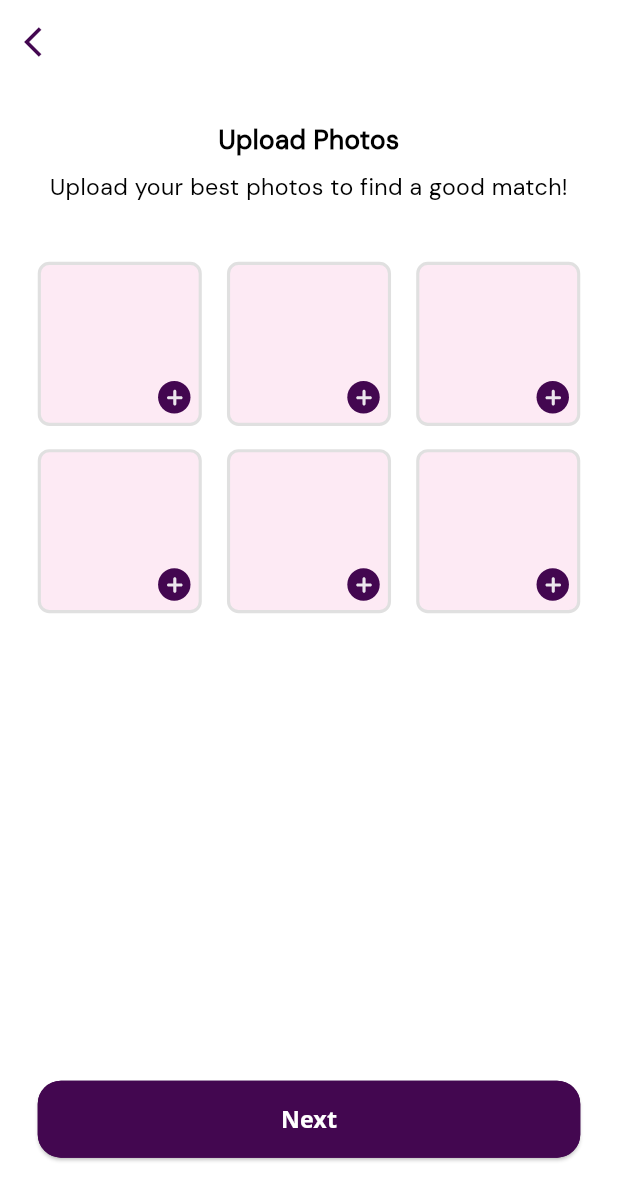
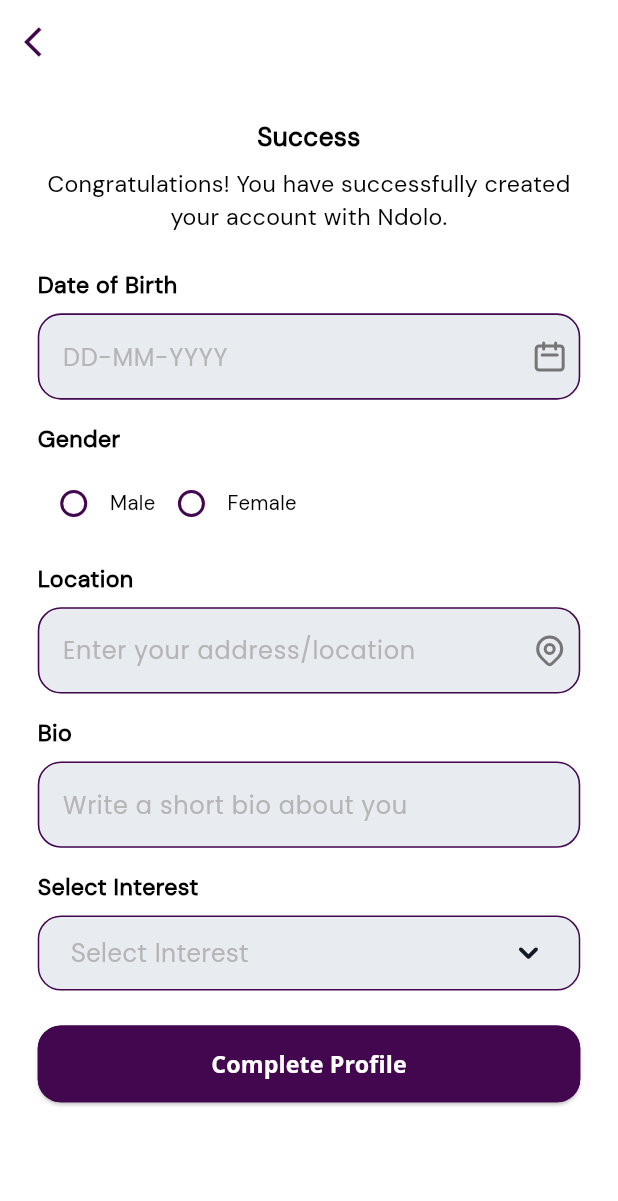
Before and after one commit to sparktechagency/Ndolo-Dataing-App, a Flutter app: the UploadPhotosScreen screen opened by its route, after a tap on "Next", on a phone screen of 412 x 824 dp. Shown: the top 1201 px of the screen. Run offline on Flutter 3.47's test engine with Material 3 defaults, Android fonts, the phone set to English and light mode, and no system bars; our stand-ins replace country_picker, flutter_screenutil, flutter_spinkit, flutter_svg, get, image_picker and 4 more; missing offline and left inert: dart:ffi, mime_type; accounts and stored records are empty; Roboto replaces fonts that are missing (Open Sans).

Commit message:
Complete Profile Screen Done

```diff
--- a/lib/helpers/route.dart
+++ b/lib/helpers/route.dart
@@ -1,4 +1,5 @@
 import 'package:get/get.dart';
+import '../views/screen/Auth/CompleteProfile/complete_profile_screen.dart';
 import '../views/screen/Auth/ForgotPass/forgot_password_screen.dart';
 import '../views/screen/Auth/OTPScreen/otp_screen.dart';
 import '../views/screen/Auth/ResetPass/reset_password_screen.dart';
@@ -20,6 +21,7 @@ class AppRoutes{
   static String otpScreen="/otp_screen";
   static String resetPasswordScreen="/reset_password_screen";
   static String uploadPhotosScreen="/upload_photos_screen";
+  static String completeProfileScreen="/complete-profile_screen";
   static String homeScreen="/home_screen";
   static String profileScreen="/profile_screen";
   static String categoriesScreen="/categories_screen";
@@ -33,6 +35,7 @@ class AppRoutes{
    GetPage(name:otpScreen, page: ()=> const OtpScreen()),
    GetPage(name:resetPasswordScreen, page: ()=> const ResetPasswordScreen()),
    GetPage(name:uploadPhotosScreen, page: ()=> const UploadPhotosScreen()),
+   GetPage(name:completeProfileScreen, page: ()=> const CompleteProfileScreen()),
    GetPage(name:homeScreen, page: ()=>const HomeScreen(),transition:Transition.noTransition),
     GetPage(name:categoriesScreen, page: ()=>const CategoriesScreen(),transition:Transition.noTransition),
     GetPage(name:profileScreen, page: ()=>const ProfileScreen(),transition: Transition.noTransition),
--- a/lib/main.dart
+++ b/lib/main.dart
@@ -46,7 +46,7 @@ class MyApp extends StatelessWidget {
                     AppConstants.languages[0].countryCode),
                 transitionDuration: const Duration(milliseconds: 500),
                 getPages: AppRoutes.page,
-                initialRoute: AppRoutes.uploadPhotosScreen,
+                initialRoute: AppRoutes.splashScreen,
               );
             });
       });
--- a/lib/utils/app_icons.dart
+++ b/lib/utils/app_icons.dart
@@ -13,12 +13,14 @@ class AppIcons{
   static String eyeOffIcon="$baseUrl/eye-off.svg";
   static String cardIcon="$baseUrl/credit-card.svg";
   static String personalIcon="$baseUrl/parsong_icon-card.svg";
-  static String calenderIcon="$baseUrl/calender-card.svg";
+  static String calenderIcon="$baseUrl/calender.svg";
   static String appLogo="$baseUrl/Logo.svg";
   static String email="$baseUrl/email.svg";
   static String lock="$baseUrl/lock.svg";
   static String user="$baseUrl/user.svg";
   static String cancel="$baseUrl/cancel.svg";
   static String add="$baseUrl/add.svg";
+  static String location="$baseUrl/location.svg";
+  static String downArrow="$baseUrl/downArrow.svg";
 
 }
--- /dev/null
+++ b/lib/views/screen/Auth/CompleteProfile/complete_profile_screen.dart
@@ -0,0 +1,302 @@
+import 'package:flutter/material.dart';
+import 'package:flutter_screenutil/flutter_screenutil.dart';
+import 'package:flutter_svg/svg.dart';
+import 'package:get/get.dart';
+import 'package:ndolo_dating/utils/app_colors.dart';
+import 'package:ndolo_dating/utils/app_icons.dart';
+import 'package:ndolo_dating/views/base/custom_button.dart';
+import 'package:ndolo_dating/views/base/custom_text_field.dart';
+import '../../../../helpers/route.dart';
+import '../../../../utils/app_strings.dart';
+import '../../../base/custom_app_bar.dart';
+import '../../../base/custom_text.dart';
+
+class CompleteProfileScreen extends StatefulWidget {
+  const CompleteProfileScreen({super.key});
+
+  @override
+  State<CompleteProfileScreen> createState() => _CompleteProfileScreenState();
+}
+
+class _CompleteProfileScreenState extends State<CompleteProfileScreen> {
+  final TextEditingController _birthDateCTRL = TextEditingController();
+  final TextEditingController _locationCTRL = TextEditingController();
+  final TextEditingController _bioCTRL = TextEditingController();
+  final GlobalKey<FormState> _formKey = GlobalKey<FormState>();
+  String? selectedGender;
+  String? selectedInterest;
+  List<String> interestList = [
+    'Movie',
+    'Snooker',
+    'Book Reading',
+    'Swimming',
+    'Design',
+    'Photography',
+    'Music',
+    'Shopping',
+    'Cooking',
+    'Art',
+  ];
+
+  @override
+  Widget build(BuildContext context) {
+    return Scaffold(
+      appBar: CustomAppBar(title: ''),
+      body: SingleChildScrollView(
+        child: Padding(
+          padding: EdgeInsets.symmetric(horizontal: 24.w, vertical: 24.h),
+          child: Form(
+            key: _formKey,
+            child: Column(
+              crossAxisAlignment: CrossAxisAlignment.start,
+              children: [
+                Center(
+                  child: CustomText(
+                    text: AppStrings.success.tr,
+                    fontWeight: FontWeight.w700,
+                    fontSize: 18.sp,
+                    bottom: 8.h,
+                  ),
+                ),
+                Center(
+                  child: CustomText(
+                    text: AppStrings.congratulationsYouHaveSuccessfully.tr,
+                    fontSize: 16.sp,
+                    maxLine: 2,
+                  ),
+                ),
+                SizedBox(height: 24.h),
+                //==========================> Date OF Birth Date Text Field <======================
+                CustomText(
+                  text: AppStrings.dateOfBirth.tr,
+                  fontWeight: FontWeight.bold,
+                  fontSize: 16.sp,
+                  bottom: 8.h,
+                ),
+                CustomTextField(
+                  onTab: () {
+                    _pickBirthDate(context);
+                  },
+                  readOnly: true,
+                  controller: _birthDateCTRL,
+                  hintText: 'DD-MM-YYYY',
+                  suffixIcons: Padding(
+                      padding: EdgeInsets.symmetric(horizontal: 8.w),
+                      child: SvgPicture.asset(AppIcons.calenderIcon)),
+                  validator: (value) {
+                    if (value == null || value.isEmpty) {
+                      return "Please select a date";
+                    }
+                    return null;
+                  },
+                ),
+                SizedBox(height: 16.h),
+                //=============================> Gender Selection <==============================
+                CustomText(
+                  text: AppStrings.gender.tr,
+                  fontWeight: FontWeight.bold,
+                  fontSize: 16.sp,
+                  bottom: 8.h,
+                ),
+                _genderRadioButton(),
+                SizedBox(height: 16.h),
+                //==========================> Location Text Field <======================
+                CustomText(
+                  text: AppStrings.location.tr,
+                  fontWeight: FontWeight.bold,
+                  fontSize: 16.sp,
+                  bottom: 8.h,
+                ),
+                CustomTextField(
+                  controller: _locationCTRL,
+                  hintText: AppStrings.enterYourAddress.tr,
+                  suffixIcons: Padding(
+                      padding: EdgeInsets.symmetric(horizontal: 8.w),
+                      child: SvgPicture.asset(AppIcons.location)),
+                  validator: (value) {
+                    if (value == null || value.isEmpty) {
+                      return "Please enter your address";
+                    }
+                    return null;
+                  },
+                ),
+                SizedBox(height: 16.h),
+                //==========================> Bio Text Field <======================
+                CustomText(
+                  text: AppStrings.bio.tr,
+                  fontWeight: FontWeight.bold,
+                  fontSize: 16.sp,
+                  bottom: 8.h,
+                ),
+                CustomTextField(
+                  controller: _bioCTRL,
+                  hintText: AppStrings.writeShortBio.tr,
+                  validator: (value) {
+                    if (value == null || value.isEmpty) {
+                      return "Please enter your bio";
+                    }
+                    return null;
+                  },
+                ),
+                SizedBox(height: 16.h),
+                //==========================> Interest Dropdown <====================
+                CustomText(
+                  text: AppStrings.selectInterest.tr,
+                  fontWeight: FontWeight.bold,
+                  fontSize: 16.sp,
+                  bottom: 8.h,
+                ),
+                _interestDropDown(),
+                //=========================> Complete Profile Button <================
+                SizedBox(height: 24.h),
+                CustomButton(
+                    onTap: () {
+                      if (_formKey.currentState!.validate()) {
+                        Get.offAllNamed(AppRoutes.signInScreen);
+                      }
+                    },
+                    text: AppStrings.completeProfile.tr)
+              ],
+            ),
+          ),
+        ),
+      ),
+    );
+  }
+
+  //=========================> Gender Radio Button <================
+  _genderRadioButton() {
+    return Row(
+      children: [
+        InkWell(
+          onTap: () => setState(() {
+            selectedGender = 'Male';
+          }),
+          child: Row(
+            children: [
+              Radio<String>(
+                value: 'Male',
+                groupValue: selectedGender,
+                onChanged: (value) {
+                  setState(() {
+                    selectedGender = value;
+                  });
+                },
+                fillColor: MaterialStateProperty.resolveWith<Color>((states) {
+                  if (states.contains(MaterialState.selected)) {
+                    return Colors.deepPurple;
+                  }
+                  return AppColors.primaryColor;
+                }),
+              ),
+              CustomText(
+                text: AppStrings.male.tr,
+                fontSize: 14.sp,
+              ),
+            ],
+          ),
+        ),
+        InkWell(
+          onTap: () => setState(() {
+            selectedGender = 'Female';
+          }),
+          child: Row(
+            children: [
+              Radio<String>(
+                value: 'Female',
+                groupValue: selectedGender,
+                onChanged: (value) {
+                  setState(() {
+                    selectedGender = value;
+                  });
+                },
+                fillColor: MaterialStateProperty.resolveWith<Color>((states) {
+                  if (states.contains(MaterialState.selected)) {
+                    return Colors.deepPurple;
+                  }
+                  return AppColors.primaryColor;
+                }),
+              ),
+              CustomText(
+                text: AppStrings.female.tr,
+                fontSize: 14.sp,
+              ),
+            ],
+          ),
+        ),
+      ],
+    );
+  }
+
+  //=========================> Interest Drop Down Button <================
+  _interestDropDown() {
+    return Container(
+      padding: EdgeInsets.symmetric(horizontal: 20.w),
+      decoration: BoxDecoration(
+        color: AppColors.fillColor,
+        borderRadius: BorderRadius.circular(16.r),
+        border: Border.all(color: AppColors.primaryColor, width: 1),
+      ),
+      child: DropdownButtonHideUnderline(
+        child: DropdownButton<String>(
+          value: selectedInterest,
+          dropdownColor: AppColors.fillColor,
+          menuWidth: 265.w,
+          borderRadius: BorderRadius.circular(16.r),
+          hint: CustomText(
+            text: AppStrings.selectInterest.tr,
+            color: AppColors.greyColor,
+            fontSize: 18.sp,
+          ),
+          icon: SvgPicture.asset(
+            AppIcons.downArrow,
+            width: 24.w,
+          ),
+          isExpanded: true,
+          items: interestList.map((String value) {
+            return DropdownMenuItem<String>(
+              value: value,
+              child: Text(
+                value,
+                style: const TextStyle(color: Colors.black),
+              ),
+            );
+          }).toList(),
+          onChanged: (newValue) {
+            setState(() {
+              selectedInterest = newValue;
+            });
+          },
+        ),
+      ),
+    );
+  }
+
+  //==========================> Show Calender Function <=======================
+  Future<void> _pickBirthDate(BuildContext context) async {
+    final DateTime? pickedDate = await showDatePicker(
+      context: context,
+      initialDate: DateTime.now(),
+      firstDate: DateTime(1900),
+      lastDate: DateTime(3050),
+      builder: (BuildContext context, Widget? child) {
+        return Theme(
+          data: ThemeData.light().copyWith(
+            dialogBackgroundColor: Colors.white,
+            colorScheme: ColorScheme.light(
+              primary: AppColors.primaryColor,
+              onSurface: Colors.black, // Text color
+            ),
+          ),
+          child: child!,
+        );
+      },
+    );
+    if (pickedDate != null) {
+      setState(() {
+        _birthDateCTRL.text =
+            "${pickedDate.month}-${pickedDate.day}-${pickedDate.year}";
+      });
+    }
+  }
+}
--- a/lib/views/screen/Auth/SignUp/sign_up_screen.dart
+++ b/lib/views/screen/Auth/SignUp/sign_up_screen.dart
@@ -131,7 +131,7 @@ class _SignUpScreenState extends State<SignUpScreen> {
                 CustomButton(
                     onTap: () {
                       if (_formKey.currentState!.validate()) {
-                        Get.offAllNamed(AppRoutes.homeScreen);
+                        Get.offAllNamed(AppRoutes.uploadPhotosScreen);
                       }
                     },
                     text: AppStrings.signUp.tr),
--- a/lib/views/screen/Auth/UploadPhotos/upload_photos_screen.dart
+++ b/lib/views/screen/Auth/UploadPhotos/upload_photos_screen.dart
@@ -4,6 +4,7 @@ import 'package:flutter_screenutil/flutter_screenutil.dart';
 import 'package:flutter_svg/svg.dart';
 import 'package:get/get.dart';
 import 'package:image_picker/image_picker.dart';
+import 'package:ndolo_dating/helpers/route.dart';
 import 'package:ndolo_dating/utils/app_colors.dart';
 import 'package:ndolo_dating/utils/app_icons.dart';
 import 'package:ndolo_dating/views/base/custom_button.dart';
@@ -122,7 +123,11 @@ class _UploadPhotosScreenState extends State<UploadPhotosScreen> {
               ),
             ),
             //=========================> Next Button <=======================
-            CustomButton(onTap: () {}, text: AppStrings.next.tr),
+            CustomButton(
+                onTap: () {
+                  Get.toNamed(AppRoutes.completeProfileScreen);
+                },
+                text: AppStrings.next.tr),
             SizedBox(height: 28.h),
           ],
         ),
```
Also changed, not shown: assets/icons/calender.svg, assets/icons/downArrow.svg (added), assets/icons/location.svg (added).
